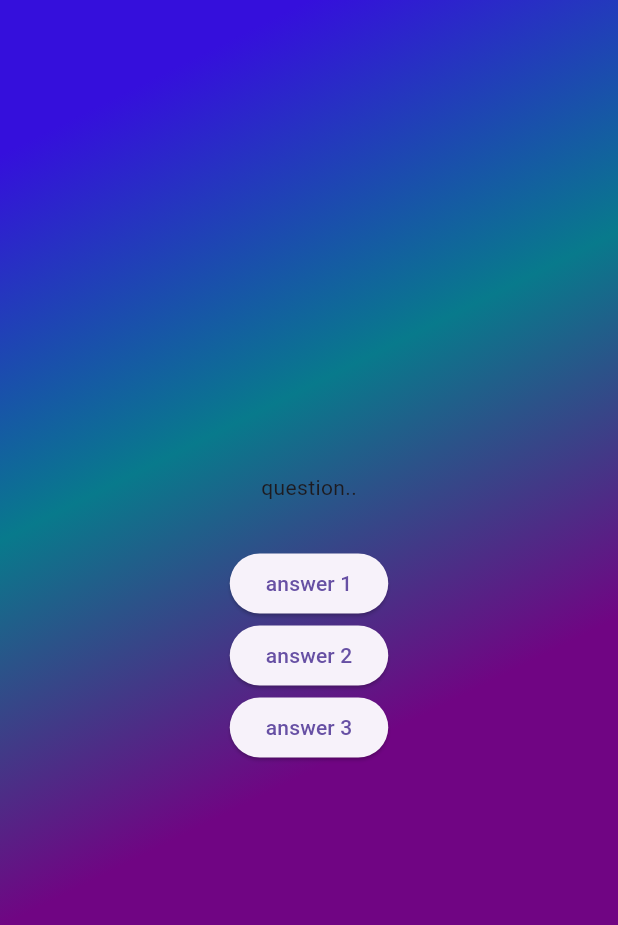
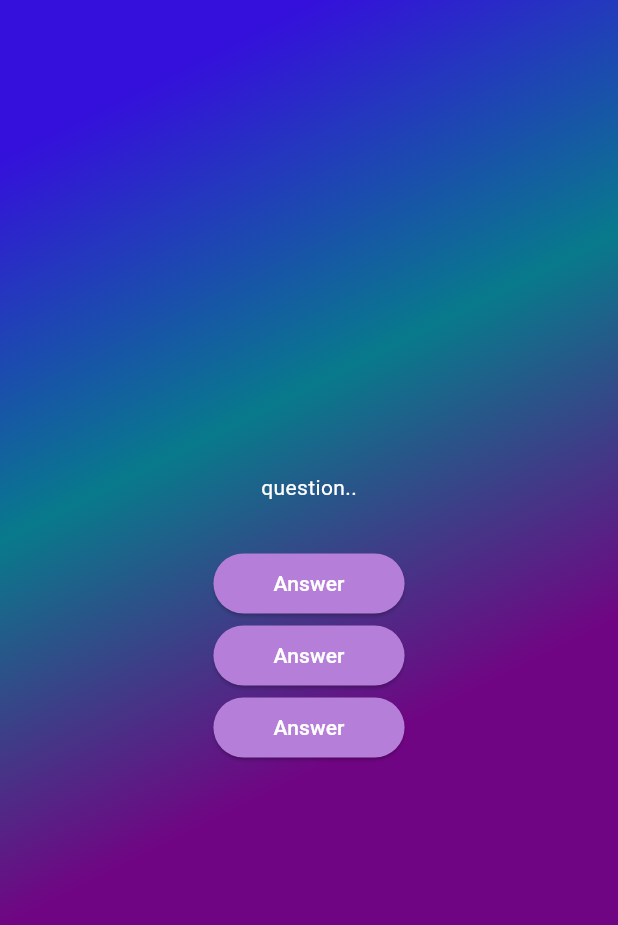
Before and after one commit to gunesserenay/flutter_quiz_application, a Flutter app: the screen it shows after launch, after a tap on "Start Quiz", on a phone screen of 412 x 824 dp. Shown: the top 925 px of the screen. Run offline on Flutter 3.47's test engine with Material 3 defaults, Android fonts, the light colour scheme and no system bars.

Commit message:
Created a reusable custom styled button

```diff
--- /dev/null
+++ b/lib/answer_button.dart
@@ -0,0 +1,40 @@
+import 'package:flutter/material.dart';
+
+class AnswerButton extends StatelessWidget {
+  /*  AnswerButton(this.answerText, this.onTap, {super.key});
+
+  final String answerText;
+  final void Function() onTap;
+  @override
+  Widget build(BuildContext context) {
+    return ElevatedButton(
+      onPressed: onTap,
+      child: const Text('Answer'),
+    );
+  } */
+
+  AnswerButton({
+    super.key,
+    required this.answerText,
+    required this.onTap,
+  });
+
+  final String answerText;
+  final void Function() onTap;
+
+  @override
+  Widget build(BuildContext context) {
+    return ElevatedButton(
+      onPressed: onTap,
+      style: ElevatedButton.styleFrom(
+        padding: const EdgeInsets.symmetric(vertical: 10, horizontal: 40),
+        backgroundColor: const Color.fromARGB(255, 181, 126, 217),
+        foregroundColor: Colors.white,
+        shape: RoundedRectangleBorder(
+          borderRadius: BorderRadius.circular(40),
+        ),
+      ),
+      child: const Text('Answer'),
+    );
+  }
+}
--- a/lib/questions_screen.dart
+++ b/lib/questions_screen.dart
@@ -1,4 +1,5 @@
 import 'package:flutter/material.dart';
+import 'package:flutter_quiz_application/answer_button.dart';
 
 class QuestionScreen extends StatefulWidget {
   @override
@@ -18,22 +19,22 @@ class _QuestionScreenState extends State<QuestionScreen> {
       child: Column(
         mainAxisAlignment: MainAxisAlignment.center,
         children: [
-          const Text('question..'),
+          const Text(
+            'question..',
+            style: TextStyle(
+              color: Colors.white,
+            ),
+          ),
           const SizedBox(
             height: 30,
           ),
-          ElevatedButton(
+          /*  ElevatedButton(
             onPressed: () {},
             child: const Text('answer 1'),
-          ),
-          ElevatedButton(
-            onPressed: () {},
-            child: const Text('answer 2'),
-          ),
-          ElevatedButton(
-            onPressed: () {},
-            child: const Text('answer 3'),
-          ),
+          ), */
+          AnswerButton(answerText: 'answerText', onTap: () {}),
+          AnswerButton(answerText: 'answerText', onTap: () {}),
+          AnswerButton(answerText: 'answerText', onTap: () {}),
         ],
       ),
     );
```
